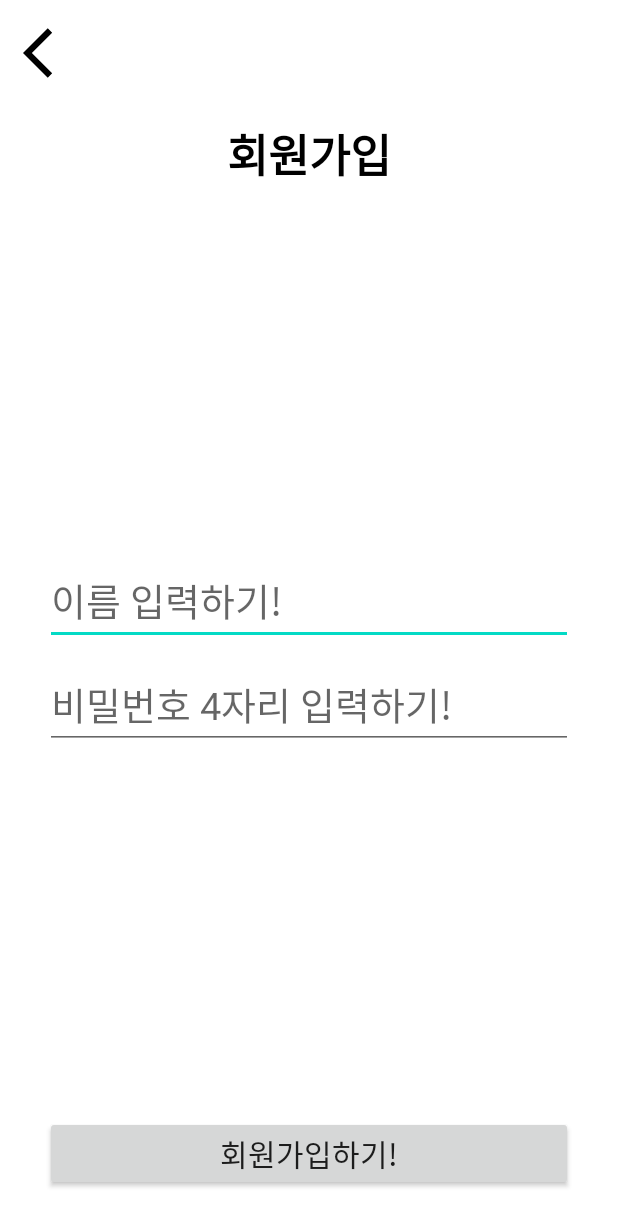
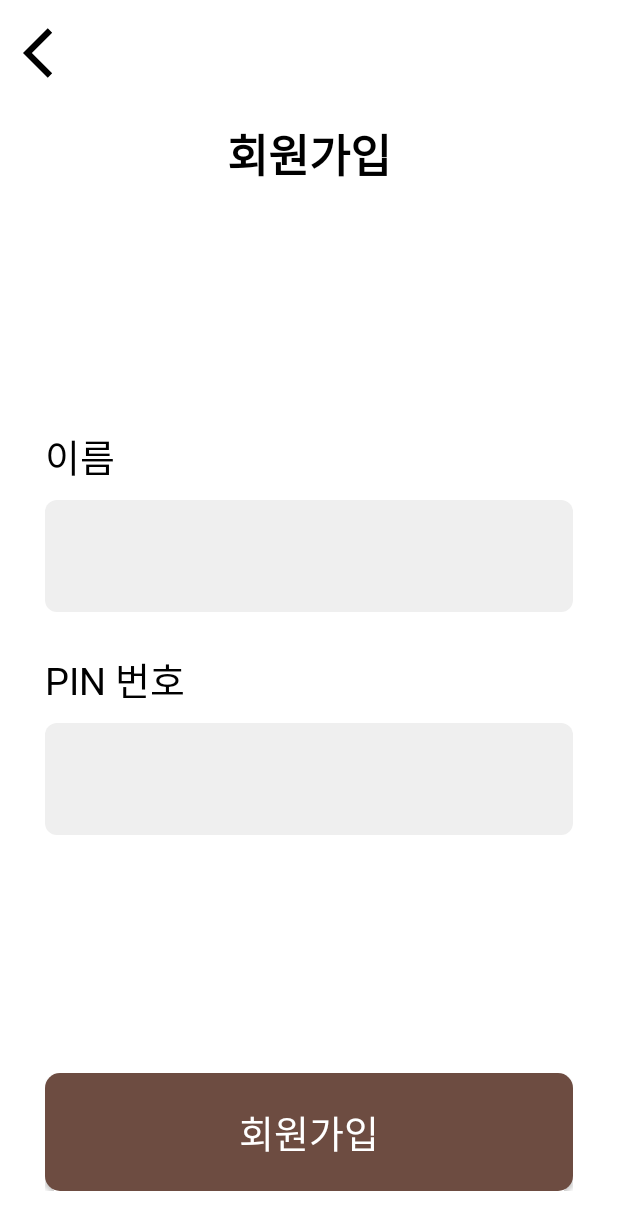
Before and after one commit to samgashyeong/Hackathon, an Android app: the RegisterActivity screen opened directly, with no data from a screen before it, on a phone screen of 412 x 824 dp. Shown: the top 1230 px of the screen. Run offline under Robolectric (Android 15) with nearby library versions, the phone set to English and light mode, and no system bars; our stand-ins replace data binding; libraries missing offline, so code that uses them is left out: io.grpc.

Commit message:
xml designed.

```diff
--- a/app/src/main/res/layout/activity_register.xml
+++ b/app/src/main/res/layout/activity_register.xml
@@ -44,23 +44,51 @@
                 app:layout_constraintStart_toStartOf="parent"
                 app:layout_constraintTop_toBottomOf="@+id/textView">
 
+                <TextView
+                    android:id="@+id/tv1"
+                    android:layout_width="wrap_content"
+                    android:layout_height="wrap_content"
+                    android:text="이름"
+                    android:textSize="25sp"
+                    android:textColor="#000"
+                    android:fontFamily="@font/nanumsquare_ac_b"
+                    android:layout_marginBottom="10sp"
+                    />
                 <EditText
                     android:id="@+id/nameEt"
                     android:layout_width="match_parent"
                     android:layout_height="wrap_content"
-                    android:hint="이름 입력하기!"
-                    android:textSize="25dp" />
+                    android:background="@drawable/etv_design_1"
+                    android:fontFamily="@font/nanumsquare_ac_r"
+                    android:textCursorDrawable="@color/second_color"
+                    android:textSize="25dp"
+                    android:padding="20sp"
+                    android:layout_marginBottom="25sp"
+                    />
 
+                <TextView
+                    android:id="@+id/tv2"
+                    android:layout_width="wrap_content"
+                    android:layout_height="wrap_content"
+                    android:text="PIN 번호"
+                    android:textSize="25sp"
+                    android:textColor="#000"
+                    android:fontFamily="@font/nanumsquare_ac_b"
+                    android:layout_marginBottom="10sp"
+                    />
 
                 <EditText
                     android:id="@+id/pwEt"
                     android:layout_width="match_parent"
                     android:layout_height="wrap_content"
-                    android:layout_marginTop="10dp"
                     android:maxLength="4"
-                    android:hint="비밀번호 4자리 입력하기!"
                     android:inputType="numberPassword"
-                    android:textSize="25dp" />
+                    android:textCursorDrawable="@color/second_color"
+                    android:background="@drawable/etv_design_1"
+                    android:fontFamily="@font/nanumsquare_ac_r"
+                    android:textSize="25dp"
+                    android:padding="20sp"
+                    />
 
             </LinearLayout>
 
@@ -68,11 +96,15 @@
                 android:id="@+id/registerBtn"
                 android:layout_width="match_parent"
                 android:layout_height="wrap_content"
-                android:text="회원가입하기!"
-                android:textSize="20sp"
+                android:text="회원가입"
+                android:background="@drawable/btn_design_1"
+                android:textColor="#fff"
+                android:textSize="25sp"
+                android:fontFamily="@font/nanumsquare_ac_r"
                 app:layout_constraintBottom_toBottomOf="parent"
                 app:layout_constraintEnd_toEndOf="parent"
-                app:layout_constraintStart_toStartOf="parent" />
+                app:layout_constraintStart_toStartOf="parent"
+                android:padding="20sp"/>
         </androidx.constraintlayout.widget.ConstraintLayout>
 
     </androidx.constraintlayout.widget.ConstraintLayout>
--- a/app/src/main/res/values/themes.xml
+++ b/app/src/main/res/values/themes.xml
@@ -10,7 +10,7 @@
         <item name="colorSecondaryVariant">@color/teal_700</item>
         <item name="colorOnSecondary">@color/black</item>
         <!-- Status bar color. -->
-        <item name="android:statusBarColor" tools:targetApi="l">?attr/colorPrimaryVariant</item>
+        <item name="android:statusBarColor" tools:targetApi="l">@color/second_color</item>
         <!-- Customize your theme here. -->
     </style>
 </resources>
```
Also changed, not shown: app/src/main/AndroidManifest.xml (+7 -6 lines), app/src/main/res/drawable/etv_design_2.xml (added, +8 -0 lines), app/src/main/res/layout/activity_login.xml (+52 -10 lines), app/src/main/res/layout/activity_splash.xml (+6 -5 lines).
